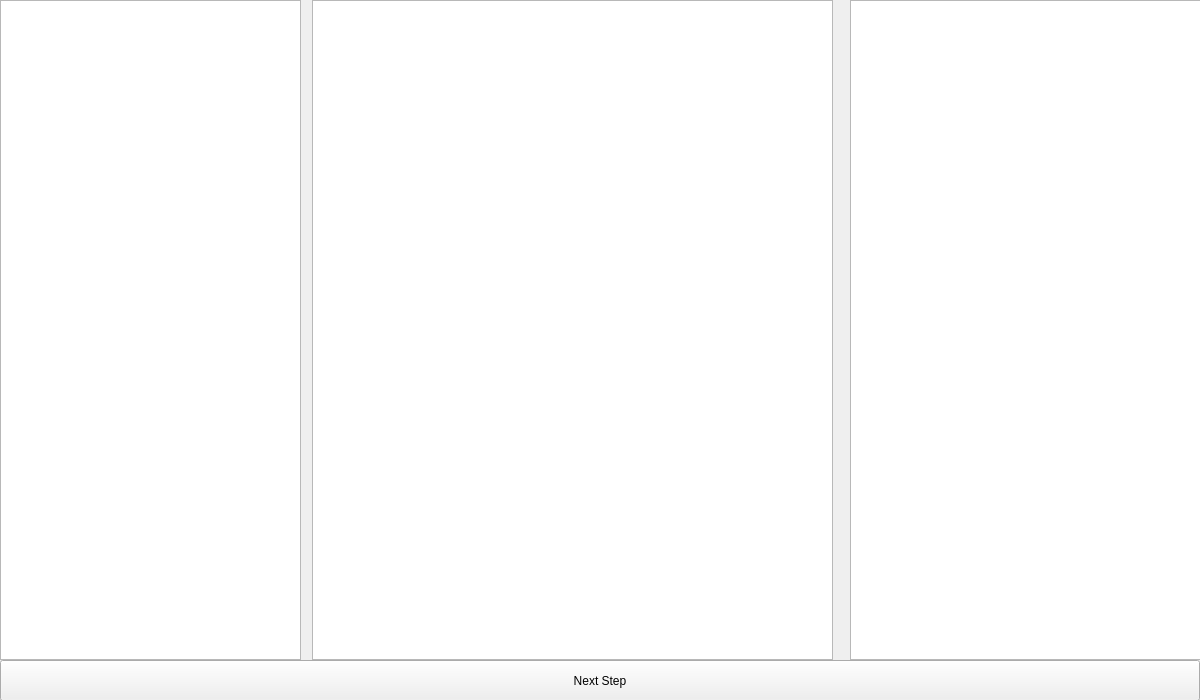
Old version of the form stepbystepform.ui in the repository marsofandrew/term_project_alexandrova_gui.
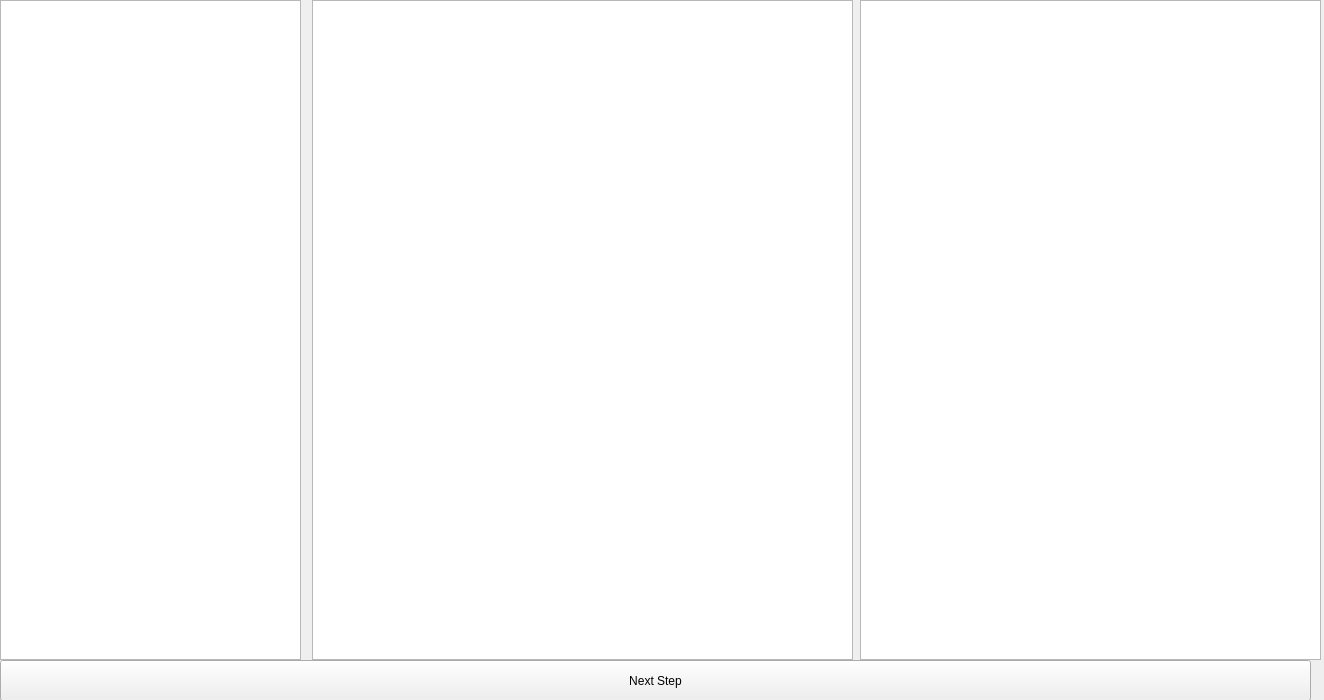
New version of the form.

```diff
--- a/stepbystepform.ui
+++ b/stepbystepform.ui
@@ -6,7 +6,7 @@
    <rect>
     <x>0</x>
     <y>0</y>
-    <width>1200</width>
+    <width>1324</width>
     <height>700</height>
    </rect>
   </property>
@@ -32,9 +32,9 @@
   <widget class="QTableWidget" name="tableProcessor">
    <property name="geometry">
     <rect>
-     <x>850</x>
+     <x>860</x>
      <y>0</y>
-     <width>351</width>
+     <width>461</width>
      <height>660</height>
     </rect>
    </property>
@@ -44,7 +44,7 @@
     <rect>
      <x>312</x>
      <y>0</y>
-     <width>521</width>
+     <width>541</width>
      <height>660</height>
     </rect>
    </property>
@@ -54,7 +54,7 @@
     <rect>
      <x>0</x>
      <y>660</y>
-     <width>1200</width>
+     <width>1311</width>
      <height>41</height>
     </rect>
    </property>
```
